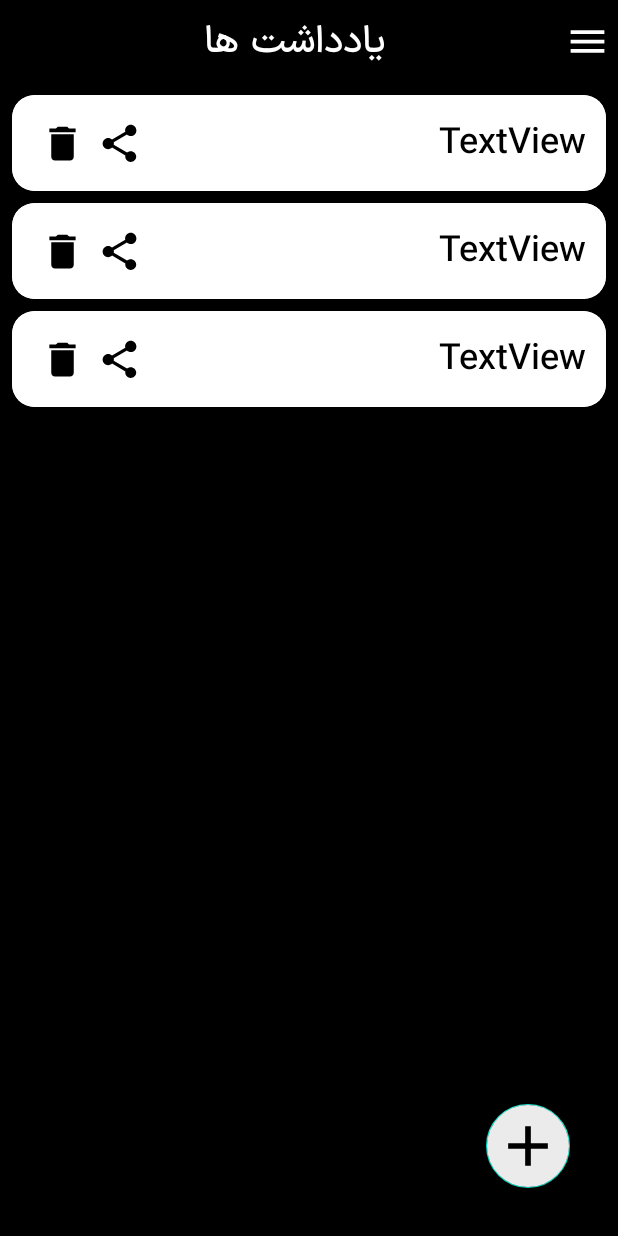
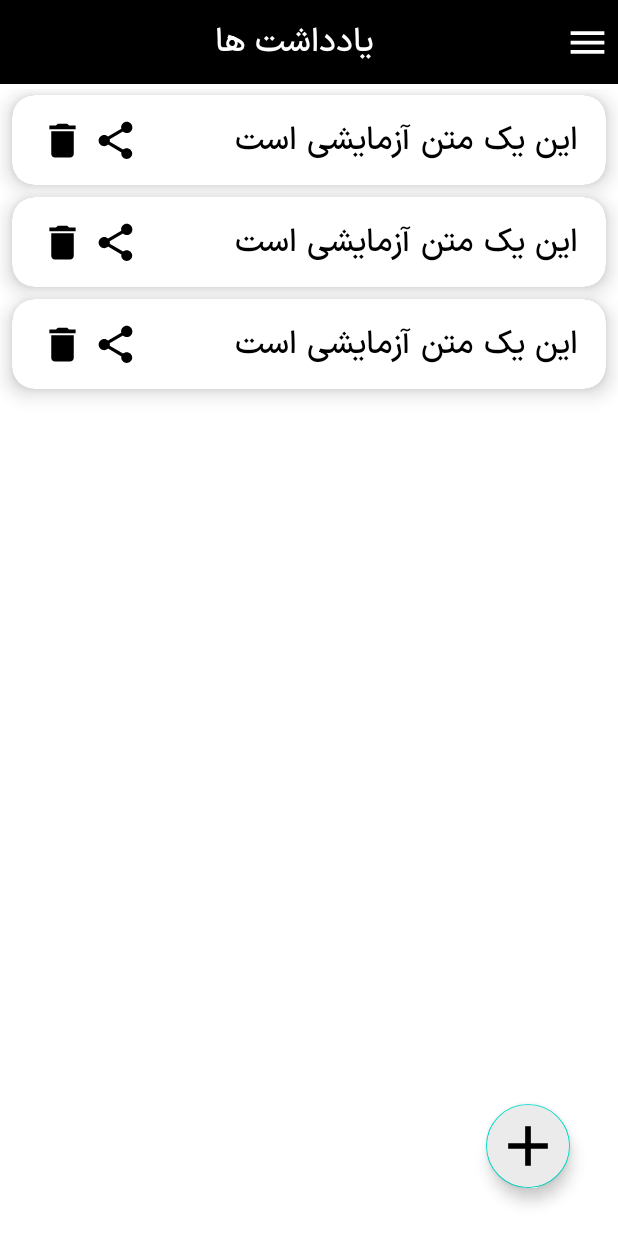
Before and after one commit to ihoseinam/EliNoteApp, an Android app: the layout activity_main.xml on its own in the app's theme, with its tools: preview values and no code run, on a phone screen of 412 x 824 dp. Run offline under Robolectric (Android 15) with nearby library versions, the phone set to English and light mode, and no system bars.

Commit message:
fix items

```diff
--- a/app/src/main/java/ir/elkiy/noteapp/ui/MainActivity.kt
+++ b/app/src/main/java/ir/elkiy/noteapp/ui/MainActivity.kt
@@ -5,6 +5,7 @@ import android.content.Intent
 import android.net.Uri
 import android.opengl.Visibility
 import android.os.Bundle
+import android.util.Log
 import android.view.View
 import android.view.View.VISIBLE
 import android.widget.Toast
--- a/app/src/main/res/layout/activity_add_notes.xml
+++ b/app/src/main/res/layout/activity_add_notes.xml
@@ -41,6 +41,10 @@
         android:layout_height="0dp"
         android:layout_margin="8dp"
         android:layout_marginTop="32dp"
+        android:maxLines="1"
+        android:ellipsize="end"
+        android:maxLength="40"
+        android:inputType="text"
         android:background="@drawable/back_item_list"
         android:hint="@string/wewewewew"
         android:padding="8dp"
--- a/app/src/main/res/layout/activity_main.xml
+++ b/app/src/main/res/layout/activity_main.xml
@@ -13,7 +13,7 @@
         android:id="@+id/main"
         android:layout_width="match_parent"
         android:layout_height="match_parent"
-        android:background="@color/black">
+        android:background="@color/white">
 
         <androidx.appcompat.widget.Toolbar
             android:id="@+id/toolbar"
@@ -37,7 +37,7 @@
                     android:layout_gravity="end"
                     android:text="@string/notesss"
                     android:textColor="@color/white"
-                    android:textSize="25sp"
+                    android:textSize="22sp"
                     app:layout_constraintBottom_toBottomOf="parent"
                     app:layout_constraintEnd_toStartOf="@+id/ic_menu"
                     app:layout_constraintStart_toStartOf="parent"
@@ -93,6 +93,7 @@
         android:layout_height="match_parent"
         android:layout_gravity="end"
         android:fitsSystemWindows="true"
+        app:itemTextAppearance="@style/MenuItemStyle"
         app:headerLayout="@layout/nav_header"
         app:menu="@menu/nav_menu" />
 
--- a/app/src/main/res/layout/activity_recycle_bin.xml
+++ b/app/src/main/res/layout/activity_recycle_bin.xml
@@ -4,7 +4,7 @@
     xmlns:tools="http://schemas.android.com/tools"
     android:layout_width="match_parent"
     android:layout_height="match_parent"
-    android:background="@color/black"
+    android:background="@color/white"
     tools:context=".ui.RecycleBinActivity">
 
     <androidx.appcompat.widget.Toolbar
--- a/app/src/main/res/layout/list_item_bin.xml
+++ b/app/src/main/res/layout/list_item_bin.xml
@@ -9,7 +9,7 @@
     android:layout_marginVertical="4dp"
     app:cardCornerRadius="15dp"
     app:cardBackgroundColor="@color/white"
-    app:cardElevation="5dp">
+    app:cardElevation="8dp">
 <androidx.constraintlayout.widget.ConstraintLayout
     android:layout_width="match_parent"
     android:layout_height="wrap_content"
@@ -19,11 +19,12 @@
         android:id="@+id/txt_title_note"
         android:layout_width="0dp"
         android:layout_height="wrap_content"
+        android:gravity="start|end"
+        android:maxLines="1"
         android:textColor="@color/black"
-        android:textSize="24sp"
-        android:ellipsize="start"
-        android:gravity="end"
-        android:maxLines="1"
+        android:textSize="21sp"
+        android:textDirection="rtl"
+        android:layout_marginHorizontal="5dp"
         app:layout_constraintBottom_toBottomOf="parent"
         app:layout_constraintEnd_toEndOf="parent"
         app:layout_constraintHorizontal_bias="1.0"
--- a/app/src/main/res/layout/list_item_note.xml
+++ b/app/src/main/res/layout/list_item_note.xml
@@ -8,8 +8,8 @@
     android:layout_marginHorizontal="8dp"
     android:layout_marginVertical="4dp"
     app:cardCornerRadius="15dp"
-    app:cardBackgroundColor="@color/white"
-    app:cardElevation="5dp">
+    app:cardBackgroundColor="@color/dark_gray"
+    app:cardElevation="8dp">
     <androidx.constraintlayout.widget.ConstraintLayout
         android:background="@color/white"
         android:layout_width="match_parent"
@@ -20,18 +20,20 @@
             android:id="@+id/txt_title_note"
             android:layout_width="0dp"
             android:layout_height="wrap_content"
-            android:ellipsize="start"
-            android:gravity="end"
+            android:ellipsize="end"
+            android:gravity="start|end"
             android:maxLines="1"
             android:textColor="@color/black"
-            android:textSize="24sp"
+            android:textSize="21sp"
+            android:textDirection="rtl"
+            android:layout_marginHorizontal="5dp"
             app:layout_constraintBottom_toBottomOf="parent"
             app:layout_constraintEnd_toEndOf="parent"
             app:layout_constraintHorizontal_bias="1.0"
             app:layout_constraintStart_toEndOf="@+id/img_shared_notes"
             app:layout_constraintTop_toTopOf="parent"
             app:layout_constraintVertical_bias="1.0"
-            tools:text="TextView" />
+            tools:text="این یک متن آزمایشی است" />
 
         <androidx.appcompat.widget.AppCompatImageView
             android:id="@+id/img_delet_notes"
@@ -50,7 +52,7 @@
             android:layout_width="30dp"
             android:layout_height="30dp"
             android:clickable="true"
-            android:layout_marginStart="8dp"
+            android:layout_marginStart="5dp"
             android:focusable="true"
             app:layout_constraintBottom_toBottomOf="@+id/img_delet_notes"
             app:layout_constraintStart_toEndOf="@+id/img_delet_notes"
--- a/app/src/main/res/menu/nav_menu.xml
+++ b/app/src/main/res/menu/nav_menu.xml
@@ -1,5 +1,6 @@
 <?xml version="1.0" encoding="utf-8"?>
-<menu xmlns:android="http://schemas.android.com/apk/res/android">
+<menu xmlns:android="http://schemas.android.com/apk/res/android"
+    xmlns:app="http://schemas.android.com/apk/res-auto">
 
     <item
         android:id="@+id/nav_recycler"
@@ -16,5 +17,5 @@
     <item
         android:id="@+id/exit"
         android:icon="@drawable/baseline_exit_to_app_24"
-        android:title="خروح" />
+        android:title="خروج" />
 </menu>
--- a/app/src/main/res/values-night/themes.xml
+++ b/app/src/main/res/values-night/themes.xml
@@ -4,14 +4,20 @@
         <!-- Primary brand color. -->
         <item name="fontFamily">@font/iransans</item>
         <item name="colorPrimary">@color/black</item>
-        <item name="colorPrimaryVariant">@color/teal_700</item>
+        <item name="colorPrimaryVariant">@color/black</item>
         <item name="colorOnPrimary">@color/black</item>
         <!-- Secondary brand color. -->
         <item name="colorSecondary">@color/teal_200</item>
         <item name="colorSecondaryVariant">@color/teal_200</item>
         <item name="colorOnSecondary">@color/black</item>
+        <item name="android:navigationBarColor">@color/white</item>
         <!-- Status bar color. -->
         <item name="android:statusBarColor">?attr/colorPrimaryVariant</item>
         <!-- Customize your theme here. -->
     </style>
+    <style name="MenuItemStyle" parent="TextAppearance.AppCompat.Widget.ActionBar.Menu">
+        <item name="android:textColor">@color/black</item>
+        <item name="android:textSize">16sp</item>
+        <item name="android:fontFamily">@font/iransans</item>
+    </style>
 </resources>
--- a/app/src/main/res/values/colors.xml
+++ b/app/src/main/res/values/colors.xml
@@ -21,5 +21,6 @@
     <color name="ebb5">#dcd675</color>
     <color name="ebb6">#f7c4cd</color>
     <color name="toll">#0A5B54</color>
+    <color name="dark_gray">#6C6C6C</color>
 
 </resources>
--- a/app/src/main/res/values/themes.xml
+++ b/app/src/main/res/values/themes.xml
@@ -12,6 +12,8 @@
         <item name="colorOnSecondary">@color/black</item>
         <!-- Status bar color. -->
         <item name="android:statusBarColor">?attr/colorPrimaryVariant</item>
+        <item name="android:navigationBarColor">@color/white</item>
+
         <!-- Customize your theme here. -->
     </style>
 
@@ -20,4 +22,9 @@
         <item name="android:textColor">@color/white</item>
         <item name="android:textSize">20sp</item>
     </style>
+    <style name="MenuItemStyle" parent="TextAppearance.AppCompat.Widget.ActionBar.Menu">
+        <item name="android:textColor">@color/black</item>
+        <item name="android:textSize">16sp</item>
+        <item name="android:fontFamily">@font/iransans</item>
+    </style>
 </resources>
```
